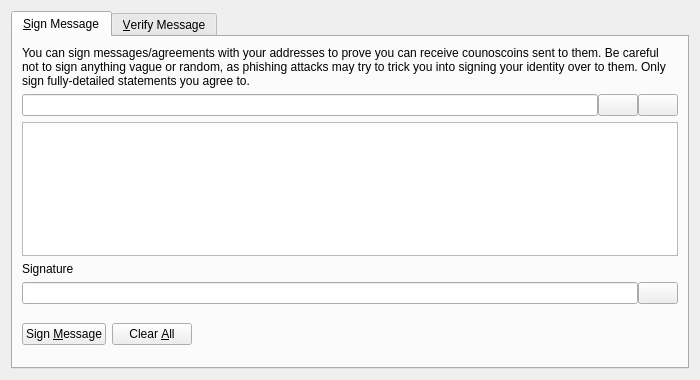
This is src/qt/forms/signverifymessagedialog.ui in nkpatro/catcoin as Qt 5 draws it before an edit. The edited form follows.
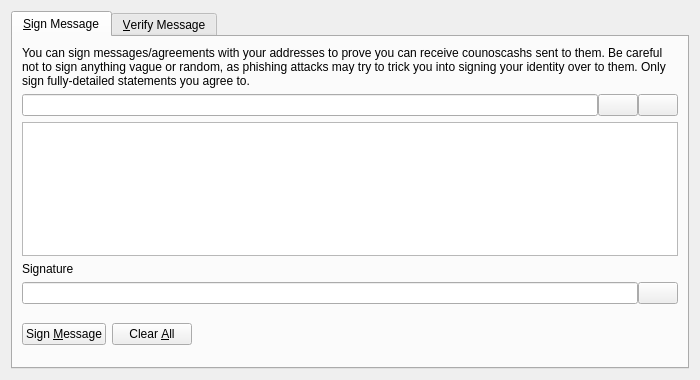
This is the edited form. Icons and pictures are not drawn. Custom widgets are drawn as their Qt base class.

```diff
--- a/src/qt/forms/signverifymessagedialog.ui
+++ b/src/qt/forms/signverifymessagedialog.ui
@@ -30,7 +30,7 @@
        <item>
         <widget class="QLabel" name="infoLabel_SM">
          <property name="text">
-          <string>You can sign messages/agreements with your addresses to prove you can receive counoscoins sent to them. Be careful not to sign anything vague or random, as phishing attacks may try to trick you into signing your identity over to them. Only sign fully-detailed statements you agree to.</string>
+          <string>You can sign messages/agreements with your addresses to prove you can receive counoscashs sent to them. Be careful not to sign anything vague or random, as phishing attacks may try to trick you into signing your identity over to them. Only sign fully-detailed statements you agree to.</string>
          </property>
          <property name="textFormat">
           <enum>Qt::PlainText</enum>
```
Left out of the diff: 8 changed lines with no effect on the pictures.
